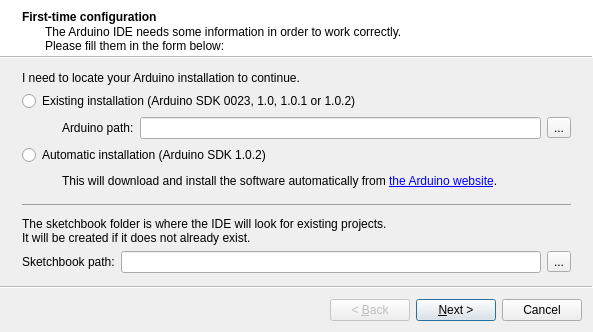
First picture: the form in gui/FirstTimeWizard.ui, repository mupuf/arduide, before the edit.
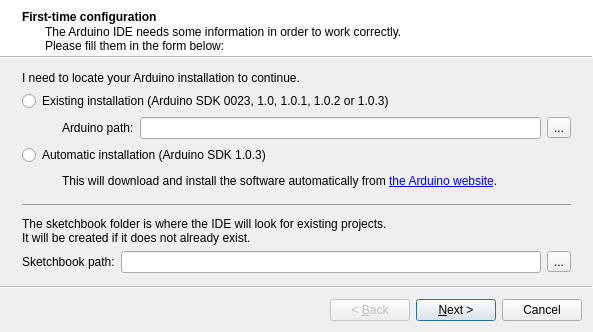
Second picture: the form after the edit. Icons and pictures are not drawn.

Commit message: hackish advance of the version number

```diff
--- a/gui/FirstTimeWizard.ui
+++ b/gui/FirstTimeWizard.ui
@@ -37,7 +37,7 @@
     <item>
      <widget class="QRadioButton" name="existingInstallButton">
       <property name="text">
-       <string>Existing installation (Arduino SDK 0023, 1.0, 1.0.1 or 1.0.2)</string>
+       <string>Existing installation (Arduino SDK 0023, 1.0, 1.0.1, 1.0.2 or 1.0.3)</string>
       </property>
      </widget>
     </item>
@@ -92,7 +92,7 @@
     <item>
      <widget class="QRadioButton" name="automaticInstallButton">
       <property name="text">
-       <string>Automatic installation (Arduino SDK 1.0.2)</string>
+       <string>Automatic installation (Arduino SDK 1.0.3)</string>
       </property>
      </widget>
     </item>
```
The commit also changes 2 other files.
